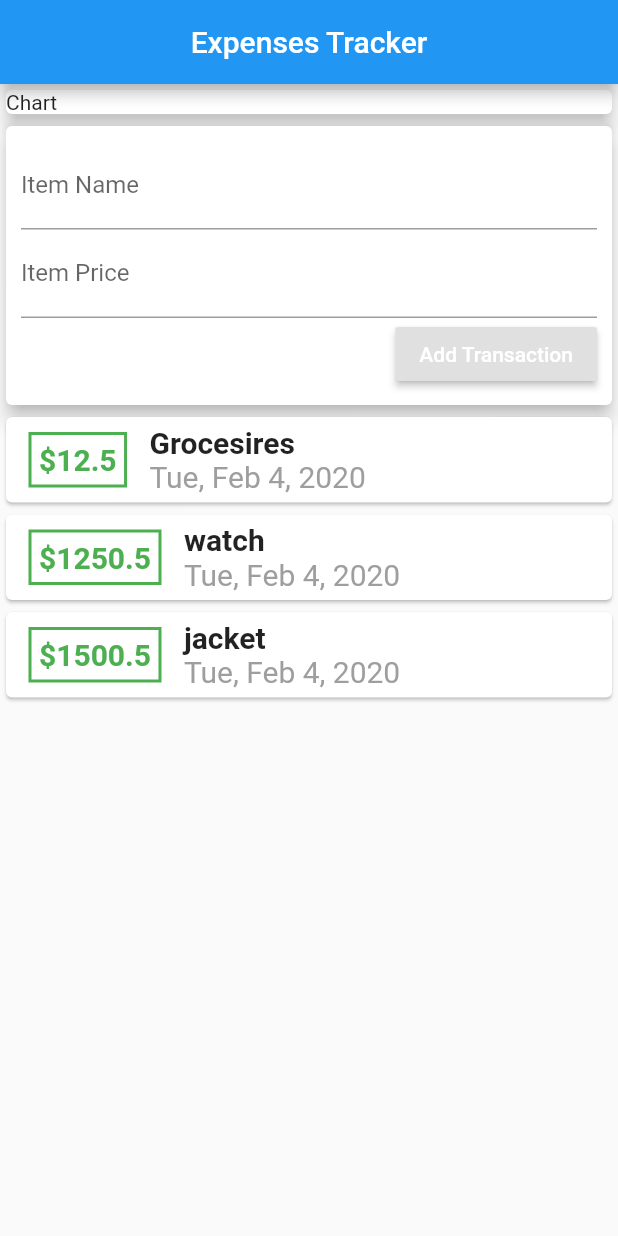
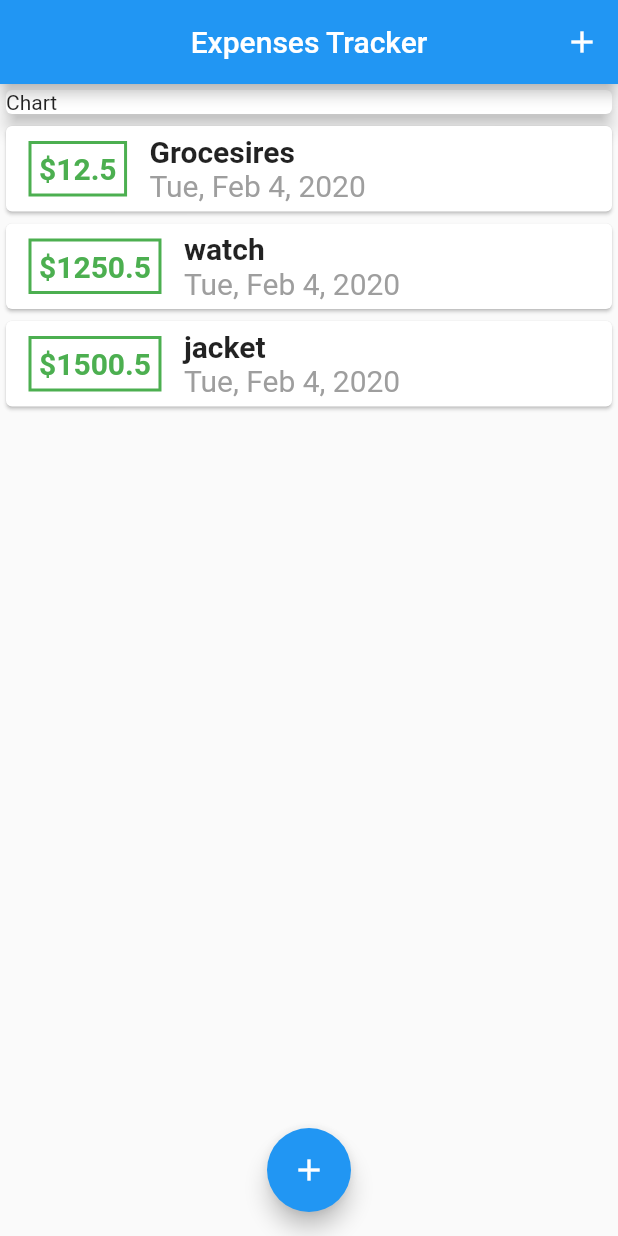
Before and after one commit to pranishabudhathoki/expense-tracker, a Flutter app: the screen it shows after launch, on a phone screen of 412 x 824 dp. Run offline on Flutter 3.47's test engine with Material 2 defaults, Android fonts, the phone set to English and light mode, and no system bars.

Commit message:
this is an expense tracker app

```diff
--- a/lib/main.dart
+++ b/lib/main.dart
@@ -1,22 +1,17 @@
-import 'package:expensestracker/transaction.dart';
-import 'package:flutter/cupertino.dart';
+import 'package:expensestracker/widgets/new_transaction.dart';
+
+import './models/transaction.dart';
+
+import 'package:expensestracker/widgets/transaction_list.dart';
+
 import 'package:flutter/material.dart';
-import 'package:intl/intl.dart';
 
 void main() => runApp(MyApp());
 
 class MyApp extends StatelessWidget {
   @override
   Widget build(BuildContext context) {
-    return MaterialApp(
-      home: Scaffold(
-        appBar: AppBar(
-          title: Text("Expenses Tracker"),
-          centerTitle: true,
-        ),
-        body: ExpensePage(),
-      ),
-    );
+    return MaterialApp(home: ExpensePage());
   }
 }
 
@@ -26,7 +21,7 @@ class ExpensePage extends StatefulWidget {
 }
 
 class _ExpensePageState extends State<ExpensePage> {
-  List<Transaction> transactions = [
+  List<Transaction> _userTransactions = [
     Transaction(
         itemName: "Grocesires", itemPrice: 12.50, itemDate: DateTime.now()),
     Transaction(
@@ -34,11 +29,42 @@ class _ExpensePageState extends State<ExpensePage> {
     Transaction(
         itemName: "jacket", itemPrice: 1500.50, itemDate: DateTime.now()),
   ];
-  String itemName;
-  String itemPrice;
+  void _addNewTransaction(String txName, double txPrice) {
+    final newTx = Transaction(
+        itemName: txName, itemPrice: txPrice, itemDate: DateTime.now());
+    setState(() {
+      _userTransactions.add(newTx);
+    });
+  }
+
+  void _showAddTransaction(BuildContext bCtx) {
+    showModalBottomSheet(
+        context: bCtx,
+        builder: (ctx) {
+          return NewTransaction(_addNewTransaction);
+        });
+  }
+
   @override
   Widget build(BuildContext context) {
-    return Column(
+    return Scaffold(
+      appBar: AppBar(
+        title: Text("Expenses Tracker"),
+        centerTitle: true,
+        actions: <Widget>[
+          IconButton(
+            icon: Icon(
+              Icons.add,
+              color: Colors.white,
+            ),
+            onPressed: () {
+              _showAddTransaction(context);
+            },
+          ),
+        ],
+      ),
+      body: SingleChildScrollView(
+        child: Column(
           children: <Widget>[
             Container(
               width: double.infinity,
@@ -47,86 +73,20 @@ class _ExpensePageState extends State<ExpensePage> {
                 elevation: 5,
               ),
             ),
-        Card(
-          elevation: 5,
-          child: Container(
-            padding: EdgeInsets.all(10),
-            child: Column(
-              crossAxisAlignment: CrossAxisAlignment.end,
-              children: <Widget>[
-                TextField(
-                    decoration: InputDecoration(labelText: "Item Name"),
-                    onChanged: (val) {
-                      itemName = val;
-                    }),
-                TextField(
-                    decoration: InputDecoration(labelText: "Item Price"),
-                    onChanged: (val) {
-                      itemPrice = val;
-                    }),
-                RaisedButton(
-                  child: Text("Add Transaction"),
-                  textColor: Colors.white,
-                  onPressed: () {
-                    setState(() {
-                      transactions.add(Transaction(
-                          itemPrice: double.parse(itemPrice),
-                          itemName: itemName,
-                          itemDate: DateTime.now()));
-                    });
-                  },
-                )
+            TransactionList(_userTransactions),
           ],
         ),
       ),
+      floatingActionButtonLocation: FloatingActionButtonLocation.centerFloat,
+      floatingActionButton: FloatingActionButton(
+        child: Icon(
+          Icons.add,
+          color: Colors.white,
         ),
-        Column(
-          children: transactions.map((tx) {
-            return Card(
-              child: Row(
-                children: <Widget>[
-                  Container(
-                    child: Text(
-                      '\$' + tx.itemPrice.toString(),
-                      style: TextStyle(
-                        color: Colors.green,
-                        fontSize: 20,
-                        fontWeight: FontWeight.bold,
+        onPressed: () {
+          _showAddTransaction(context);
+        },
       ),
-                    ),
-                    decoration: BoxDecoration(
-                        border: Border.all(
-                      color: Colors.green,
-                      width: 2,
-                    )),
-                    margin: EdgeInsets.symmetric(vertical: 10, horizontal: 15),
-                    padding: EdgeInsets.all(5.0),
-                  ),
-                  Column(
-                    crossAxisAlignment: CrossAxisAlignment.start,
-                    children: <Widget>[
-                      Text(
-                        tx.itemName,
-                        style: TextStyle(
-                          fontSize: 20,
-                          fontWeight: FontWeight.bold,
-                        ),
-                      ),
-                      Text(
-                        DateFormat.yMMMEd().format(tx.itemDate),
-                        style: TextStyle(
-                          fontSize: 20,
-                          color: Colors.grey,
-                        ),
-                      ),
-                    ],
-                  )
-                ],
-              ),
-            );
-          }).toList(),
-        )
-      ],
     );
   }
 }
--- /dev/null
+++ b/lib/widgets/transaction_list.dart
@@ -0,0 +1,64 @@
+import 'package:intl/intl.dart';
+
+import '../models/transaction.dart';
+
+import 'package:flutter/material.dart';
+
+class TransactionList extends StatelessWidget {
+  final List<Transaction> transactions;
+  TransactionList(this.transactions);
+
+  @override
+  Widget build(BuildContext context) {
+    return Container(
+      height: 300,
+      child: ListView.builder(
+        itemCount: transactions.length,
+        itemBuilder: (ctx, index) {
+          return Card(
+            child: Row(
+              children: <Widget>[
+                Container(
+                  child: Text(
+                    '\$' + transactions[index].itemPrice.toString(),
+                    style: TextStyle(
+                      color: Colors.green,
+                      fontSize: 20,
+                      fontWeight: FontWeight.bold,
+                    ),
+                  ),
+                  decoration: BoxDecoration(
+                      border: Border.all(
+                    color: Colors.green,
+                    width: 2,
+                  )),
+                  margin: EdgeInsets.symmetric(vertical: 10, horizontal: 15),
+                  padding: EdgeInsets.all(5.0),
+                ),
+                Column(
+                  crossAxisAlignment: CrossAxisAlignment.start,
+                  children: <Widget>[
+                    Text(
+                      transactions[index].itemName,
+                      style: TextStyle(
+                        fontSize: 20,
+                        fontWeight: FontWeight.bold,
+                      ),
+                    ),
+                    Text(
+                      DateFormat.yMMMEd().format(transactions[index].itemDate),
+                      style: TextStyle(
+                        fontSize: 20,
+                        color: Colors.grey,
+                      ),
+                    ),
+                  ],
+                )
+              ],
+            ),
+          );
+        },
+      ),
+    );
+  }
+}
```
Also changed, not shown: lib/widgets/new_transaction.dart (added, +56 -0 lines), lib/models/transaction.dart (renamed from lib/transaction.dart). Lines whose indentation alone changed are shown as unchanged.
